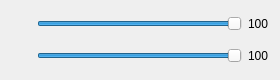
Before: the Qt Designer form core/sliders_of_image_corrector.ui in ValeryStk/satellite_comparator, drawn with Qt 5.
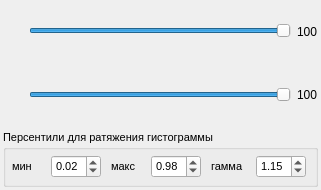
After: the same form once the commit is applied.

```diff
--- a/core/sliders_of_image_corrector.ui
+++ b/core/sliders_of_image_corrector.ui
@@ -6,26 +6,38 @@
    <rect>
     <x>0</x>
     <y>0</y>
-    <width>280</width>
-    <height>80</height>
+    <width>321</width>
+    <height>190</height>
    </rect>
   </property>
   <property name="minimumSize">
    <size>
-    <width>280</width>
+    <width>321</width>
     <height>80</height>
    </size>
   </property>
   <property name="maximumSize">
    <size>
-    <width>280</width>
-    <height>80</height>
+    <width>321</width>
+    <height>193</height>
    </size>
   </property>
   <property name="windowTitle">
    <string>Form</string>
   </property>
   <layout class="QVBoxLayout" name="verticalLayout_2">
+   <property name="leftMargin">
+    <number>3</number>
+   </property>
+   <property name="topMargin">
+    <number>3</number>
+   </property>
+   <property name="rightMargin">
+    <number>3</number>
+   </property>
+   <property name="bottomMargin">
+    <number>3</number>
+   </property>
    <item>
     <layout class="QVBoxLayout" name="verticalLayout">
      <item>
@@ -162,6 +174,143 @@
        </item>
       </layout>
      </item>
+     <item>
+      <widget class="QGroupBox" name="groupBox">
+       <property name="font">
+        <font>
+         <pointsize>8</pointsize>
+        </font>
+       </property>
+       <property name="title">
+        <string>Персентили для ратяжения гистограммы</string>
+       </property>
+       <layout class="QHBoxLayout" name="horizontalLayout_3">
+        <property name="leftMargin">
+         <number>2</number>
+        </property>
+        <property name="topMargin">
+         <number>2</number>
+        </property>
+        <property name="rightMargin">
+         <number>2</number>
+        </property>
+        <property name="bottomMargin">
+         <number>2</number>
+        </property>
+        <item>
+         <widget class="QLabel" name="label">
+          <property name="maximumSize">
+           <size>
+            <width>29</width>
+            <height>16777215</height>
+           </size>
+          </property>
+          <property name="baseSize">
+           <size>
+            <width>2</width>
+            <height>0</height>
+           </size>
+          </property>
+          <property name="font">
+           <font>
+            <pointsize>8</pointsize>
+           </font>
+          </property>
+          <property name="text">
+           <string>мин</string>
+          </property>
+         </widget>
+        </item>
+        <item>
+         <widget class="QDoubleSpinBox" name="spinBox_lowPct">
+          <property name="maximumSize">
+           <size>
+            <width>50</width>
+            <height>16777215</height>
+           </size>
+          </property>
+          <property name="singleStep">
+           <double>0.010000000000000</double>
+          </property>
+          <property name="value">
+           <double>0.020000000000000</double>
+          </property>
+         </widget>
+        </item>
+        <item>
+         <widget class="QLabel" name="label_2">
+          <property name="maximumSize">
+           <size>
+            <width>30</width>
+            <height>16777215</height>
+           </size>
+          </property>
+          <property name="baseSize">
+           <size>
+            <width>2</width>
+            <height>0</height>
+           </size>
+          </property>
+          <property name="font">
+           <font>
+            <pointsize>8</pointsize>
+           </font>
+          </property>
+          <property name="text">
+           <string>макс</string>
+          </property>
+         </widget>
+        </item>
+        <item>
+         <widget class="QDoubleSpinBox" name="spinBox_highPct">
+          <property name="maximumSize">
+           <size>
+            <width>50</width>
+            <height>16777215</height>
+           </size>
+          </property>
+          <property name="singleStep">
+           <double>0.010000000000000</double>
+          </property>
+          <property name="value">
+           <double>0.980000000000000</double>
+          </property>
+         </widget>
+        </item>
+        <item>
+         <widget class="QLabel" name="label_3">
+          <property name="maximumSize">
+           <size>
+            <width>35</width>
+            <height>16777215</height>
+           </size>
+          </property>
+          <property name="font">
+           <font>
+            <pointsize>8</pointsize>
+           </font>
+          </property>
+          <property name="text">
+           <string>гамма</string>
+          </property>
+         </widget>
+        </item>
+        <item>
+         <widget class="QDoubleSpinBox" name="spinBox_gamma">
+          <property name="maximumSize">
+           <size>
+            <width>50</width>
+            <height>16777215</height>
+           </size>
+          </property>
+          <property name="value">
+           <double>1.150000000000000</double>
+          </property>
+         </widget>
+        </item>
+       </layout>
+      </widget>
+     </item>
     </layout>
    </item>
   </layout>
```
